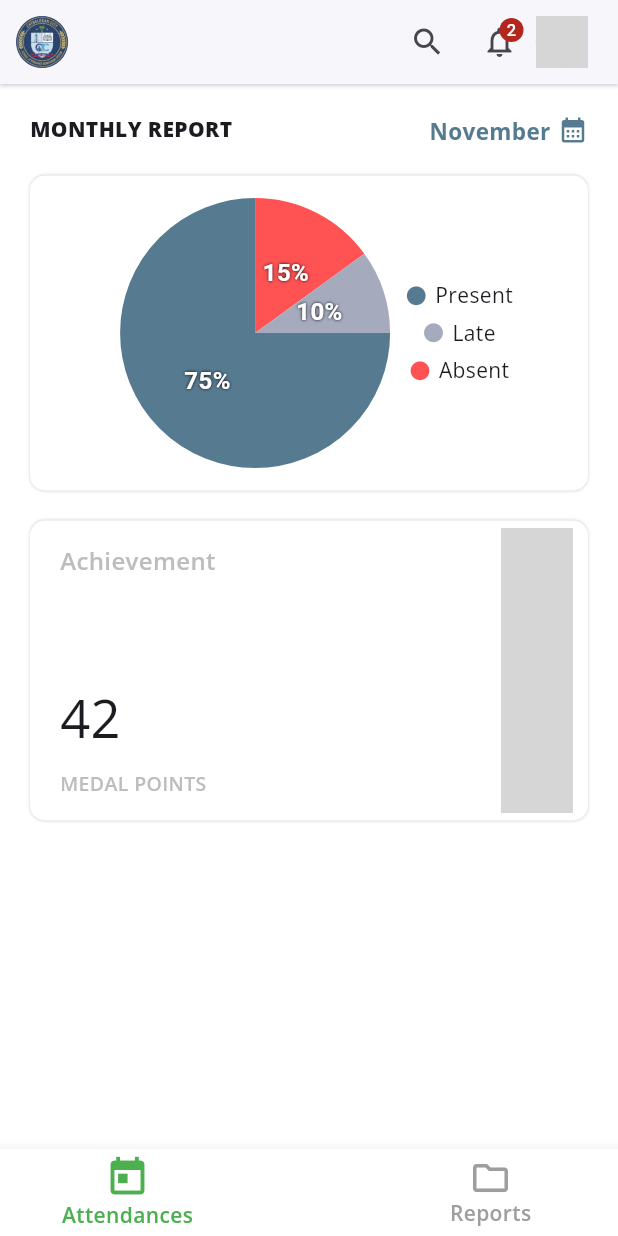
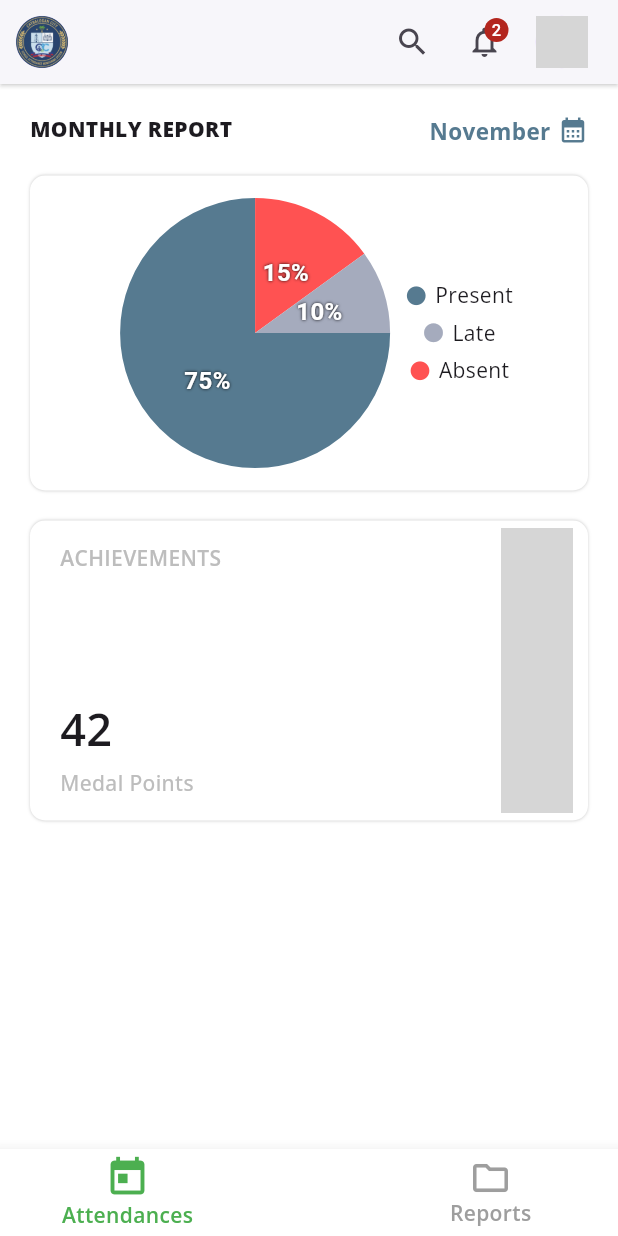
Before and after one commit to AreJaySay/ctb_attendance_mobile, a Flutter app: the Landing screen opened directly, swiped to page 2, on a phone screen of 412 x 824 dp. Run offline on Flutter 3.47's test engine with Material 3 defaults, Android fonts, the phone set to English and light mode, and no system bars; drawn by our look-alikes of fl_chart, stylish_bottom_bar; our stand-ins replace another_flushbar, cached_network_image, firebase_core, firebase_database, page_transition, rxdart and 1 more; missing offline and left inert: flutter_sales_graph, month_year_picker; accounts and stored records are empty; network calls fail; grey boxes are pictures that could not be loaded.

Commit message:
new updates

```diff
--- a/lib/credentials/login.dart
+++ b/lib/credentials/login.dart
@@ -27,7 +27,7 @@ class _LoginState extends State<Login> {
   @override
   void initState() {
     // TODO: implement initState
-    _usersApi.getUsers();
+    // _usersApi.getUsers();
     super.initState();
   }
 
--- a/lib/main.dart
+++ b/lib/main.dart
@@ -56,8 +56,8 @@ class _MyHomePageState extends State<MyHomePage> {
       _usersApi.getUsers().whenComplete(()async{
         SharedPreferences prefs = await SharedPreferences.getInstance();
         Future.delayed(Duration(seconds: 5), ()async {
-          List _user = usersModel.value.where((s) => s["email"] == prefs.getString('email') && s["pass"] == prefs.getString('pass')).toList();
-          print("GET CURRENT USER ${_user}");
+          List _user = usersModel.value.where((s) => s["email"] == prefs.getString('email') && s["password"] == prefs.getString('pass')).toList();
+          print("GET LOGGED USER ${_user}");
           if(_user.isNotEmpty){
             usersModel.updateUser(data: _user.first);
             _routes.navigator_pushreplacement(context, Landing());
--- a/lib/screens/landing.dart
+++ b/lib/screens/landing.dart
@@ -1,6 +1,10 @@
 import 'package:firebase_database/firebase_database.dart';
 import 'package:flutter/material.dart';
+import 'package:students/screens/notifications/notifications.dart';
+import 'package:students/screens/profile/profile.dart';
 import 'package:students/screens/reports/reports.dart';
+import 'package:students/screens/search/search.dart';
+import 'package:students/services/routes.dart';
 import 'package:students/utils/palettes/app_colors.dart' hide Colors;
 import 'package:stylish_bottom_bar/stylish_bottom_bar.dart';
 
@@ -13,8 +17,7 @@ class Landing extends StatefulWidget {
 }
 
 class _LandingState extends State<Landing> {
-  final _borrow = FirebaseDatabase.instance.ref().child('borrow');
-  final _return = FirebaseDatabase.instance.ref().child('return');
+  final Routes _routes = new Routes();
   final _controller = PageController();
   int _selected = 0;
 
@@ -45,21 +48,28 @@ class _LandingState extends State<Landing> {
           actions: [
             IconButton(
               icon: Icon(Icons.search),
-              onPressed: (){},
+              onPressed: (){
+                _routes.navigator_push(context, Search());
+              },
             ),
             IconButton(
               icon: Badge(child: Icon(Icons.notifications_none), label: Text("2"),),
-              onPressed: (){},
+              onPressed: (){
+                _routes.navigator_push(context, Notifications());
+              },
+            ),
+            SizedBox(
+              width: 10,
             ),
             GestureDetector(
               onTap: (){
-
+                _routes.navigator_push(context, Profile());
               },
               child: SizedBox(
                 width: 35,
                 height: 35,
                 child: CircleAvatar(
-                  backgroundImage: NetworkImage("https://img.freepik.com/free-photo/portrait-delighted-hipster-male-student-with-crisp-hair_176532-8157.jpg?semt=ais_hybrid&w=740&q=80"),
+                  backgroundImage: NetworkImage("https://dailykar.com/wp-content/uploads/2025/02/default-avatar-profile-icon-social-media-user-image-gray-avatar-icon-blank-profile-silhouette-illustration-vector.jpg"),
                 ),
               ),
             ),
--- a/lib/screens/reports/components/achievement.dart
+++ b/lib/screens/reports/components/achievement.dart
@@ -25,6 +25,8 @@ class _AchievementState extends State<Achievement> {
         ],
       ),
       child: Row(
+        mainAxisAlignment: MainAxisAlignment.end,
+        crossAxisAlignment: CrossAxisAlignment.end,
         children: [
           Expanded(
             child: Padding(
@@ -33,13 +35,13 @@ class _AchievementState extends State<Achievement> {
                 mainAxisAlignment: MainAxisAlignment.start,
                 crossAxisAlignment: CrossAxisAlignment.start,
                 children: [
-                  Text("Achievement",style: TextStyle(fontFamily: "OpenSans",fontSize: 16,fontWeight: FontWeight.w600,color: Colors.grey.shade400),),
+                  Text("ACHIEVEMENTS",style: TextStyle(fontFamily: "OpenSans",fontWeight: FontWeight.w600,color: Colors.grey.shade400),),
                   Spacer(),
-                  Text("42",style: TextStyle(fontFamily: "OpenSans",fontSize: 35),),
+                  Text("42",style: TextStyle(fontFamily: "OpenSans",fontSize: 30, fontWeight: FontWeight.w600),),
                   SizedBox(
-                    height: 10,
+                    height: 5,
                   ),
-                  Text("MEDAL POINTS",style: TextStyle(fontFamily: "OpenSans",fontSize: 13,fontWeight: FontWeight.w600,color: Colors.grey.shade400),),
+                  Text("Medal Points",style: TextStyle(fontFamily: "OpenSans",fontWeight: FontWeight.w500,color: Colors.grey.shade400),),
                 ],
               ),
             ),
@@ -47,7 +49,7 @@ class _AchievementState extends State<Achievement> {
           FlutterSalesGraph(
             salesData: [65, 35, 40],
             labels: ['Gold', 'Silver', 'Bronze'],
-            maxBarHeight: 100.0,
+            maxBarHeight: 160.0,
             barWidth: 35.0,
             colors: [Colors.yellowAccent, Colors.grey, Colors.orange],
             dateLineHeight: 20.0,
--- a/lib/services/apis/users.dart
+++ b/lib/services/apis/users.dart
@@ -10,6 +10,7 @@ class UsersApi{
           final data = dataSnapshot.value;
           if (data is Map) {
             usersModel.update(data: data.values.toList());
+            print("STUDENTS ${data.values}");
           } else if (data is List) {
             usersModel.update(data: data);
           }
```
Also changed, not shown: lib/screens/notifications/notifications.dart (added, +23 -0 lines), lib/screens/profile/profile.dart (added, +125 -0 lines), lib/screens/search/search.dart (added, +23 -0 lines).
